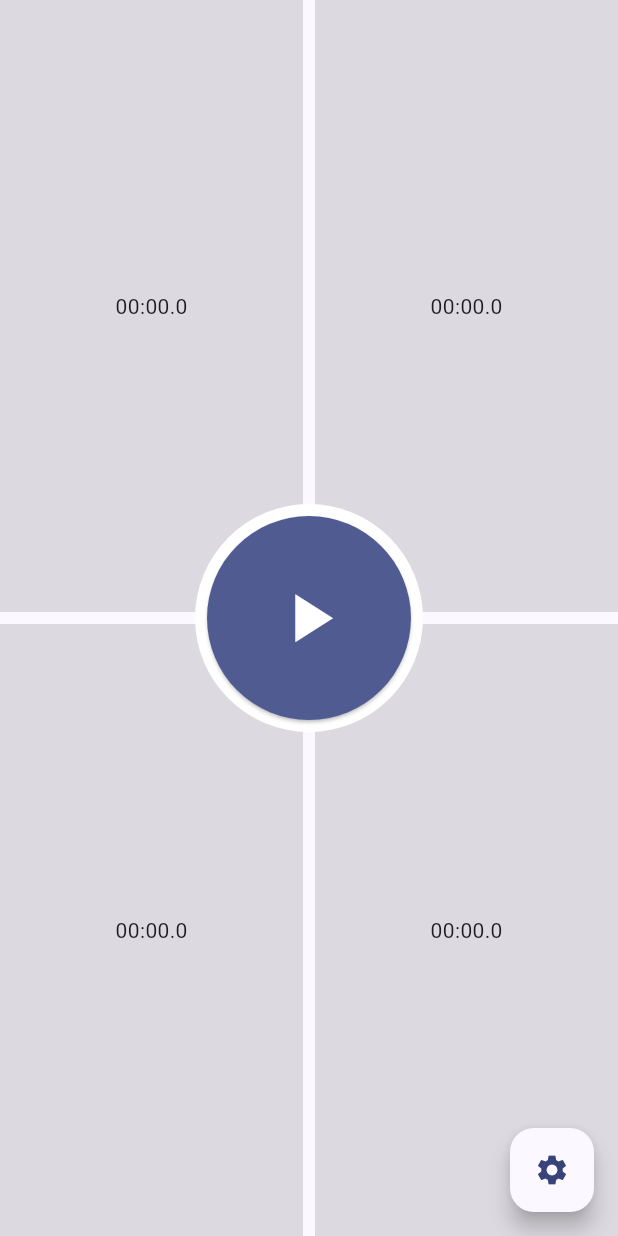
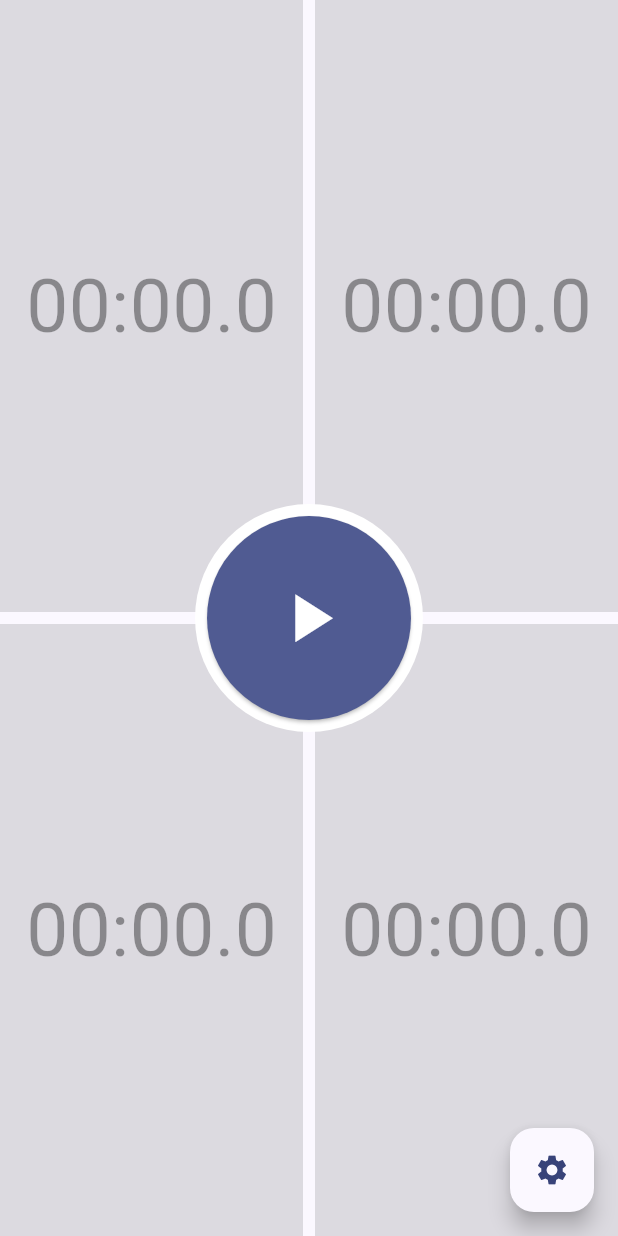
Before and after one commit to Jerakin/MTG-Clock, a Flutter app: the screen it shows after launch, on a phone screen of 412 x 824 dp. Run offline on Flutter 3.47's test engine with Material 2 defaults, Android fonts, the light colour scheme and no system bars; our stand-ins replace numberpicker; missing offline and left inert: dart:html, dart:js_util.

Commit message:
fix: colors

```diff
--- a/lib/models.dart
+++ b/lib/models.dart
@@ -13,6 +13,19 @@ class MyAppModel extends ChangeNotifier {
   int currentPlayer = 0;
   Timer? timer;
   bool isPaused = true;
+
+  int totalTime(){
+    int total = 0;
+    for (int i in playerTimers.values){
+      total += i;
+    }
+    return Duration(milliseconds: total*100).inSeconds;
+  }
+
+  int playerTime(player){
+    int v = playerTimers[player] ?? 0;
+    return Duration(milliseconds: v*100).inSeconds;
+  }
 
   void togglePaused(){
     if (currentPlayer == 0){
--- a/lib/timer_screen.dart
+++ b/lib/timer_screen.dart
@@ -23,7 +23,7 @@ class TimerScreen extends StatelessWidget {
           child: Center(
             child: Text(
               appModel.getPlayerTimeString(playerNum),
-              style:playerTextStyle(appModel, appSettings, playerNum),
+              style:playerTextStyle(context, appModel, appSettings, playerNum),
             ),
           ),
         ),
@@ -122,7 +122,22 @@ BoxDecoration playerButtonDecoration(context, thisPlayer, currentPlayer) {
   );
 }
 
-TextStyle playerTextStyle(MyAppModel appModel, MyAppSettings appSettings, thisPlayer) {
+TextStyle playerTextStyle(BuildContext context, MyAppModel appModel, MyAppSettings appSettings, thisPlayer) {
+  Color colorActive = Theme.of(context).colorScheme.primary;
+  Color colorInactive = Theme.of(context).disabledColor;
+  Color textColor = thisPlayer == appModel.currentPlayer ? colorActive : colorInactive;
+  if (appSettings.isSelected[0]) {
+    if (appModel.playerTime(thisPlayer) > appSettings.currentTimers[0]){
+      textColor = Theme.of(context).colorScheme.error;
+    }
+  } else if (appSettings.isSelected[1]){
+    if (appModel.totalTime() >= appSettings.currentTimers[1]){
+      textColor = Theme.of(context).colorScheme.error;
+    }
+  }
   return TextStyle(
+    fontSize: 50,
+    color: textColor,
+
   );
 }
```
